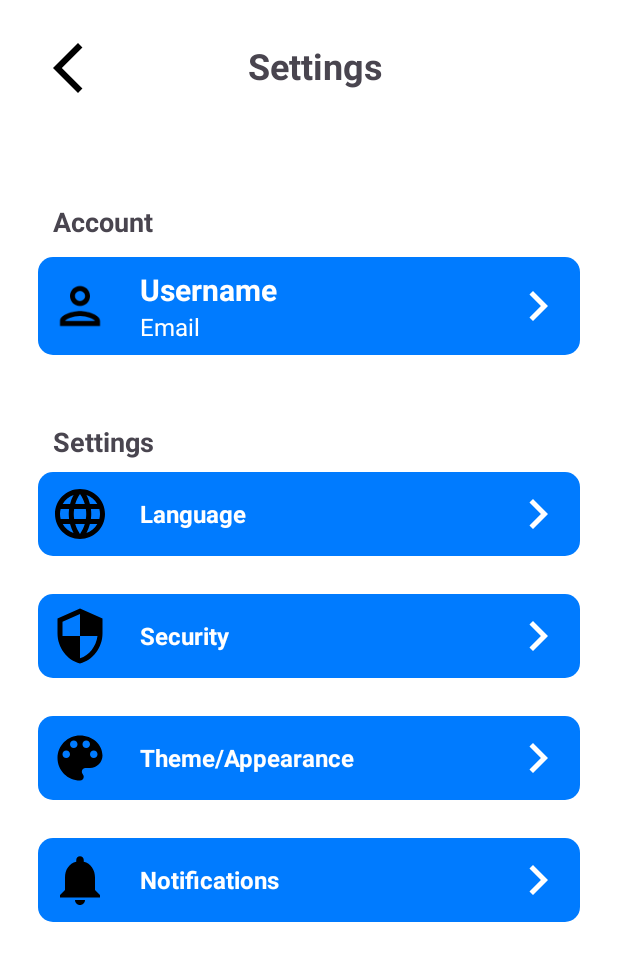
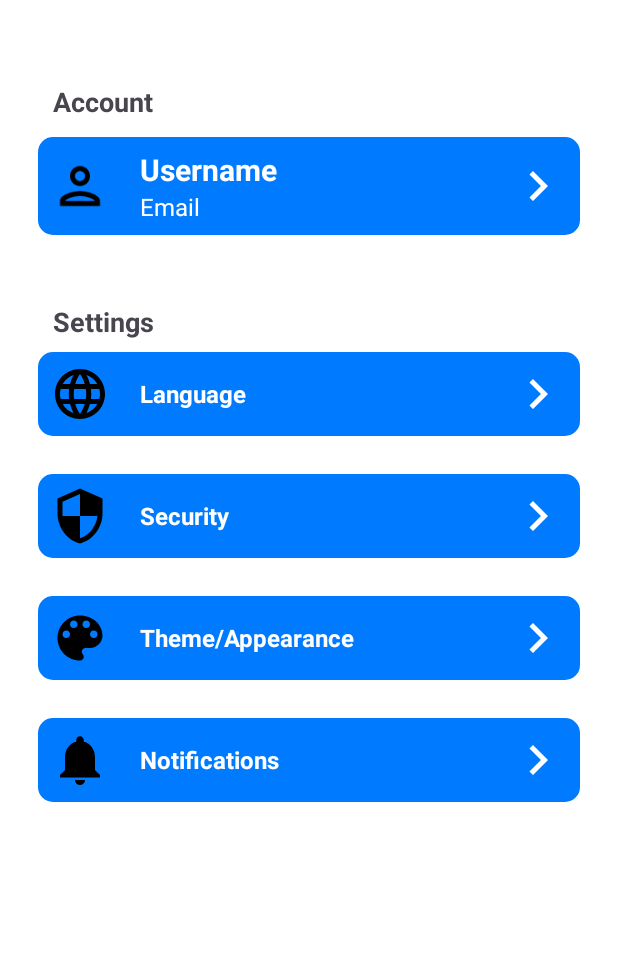
Before and after one commit to system-sculpters/OPSC7312, an Android app: the fragment SettingsFragment shown on its own in the app's theme, on a phone screen of 412 x 824 dp. Shown: the top 961 px of the screen. Run offline under Robolectric (Android 15) with nearby library versions, the phone set to English and light mode, and no system bars.

Commit message:
v2 settings screen

```diff
--- a/app/src/main/java/com/opsc/opsc7312/view/fragment/SettingsFragment.kt
+++ b/app/src/main/java/com/opsc/opsc7312/view/fragment/SettingsFragment.kt
@@ -1,18 +1,39 @@
-package com.opsc.opsc7312.view.fragment
+package com.example.yourapp.fragments
 
 import android.os.Bundle
 import android.view.LayoutInflater
 import android.view.View
 import android.view.ViewGroup
+import android.widget.LinearLayout
 import androidx.fragment.app.Fragment
+import androidx.fragment.app.FragmentTransaction
 import com.opsc.opsc7312.R
-
+import com.yourpackage.LanguageFragment
 
 class SettingsFragment : Fragment() {
-        override fun onCreateView(
-            inflater: LayoutInflater, container: ViewGroup?,
-            savedInstanceState: Bundle?
-        ): View? {
-            return inflater.inflate(R.layout.fragment_settings, container, false)
+
+    override fun onCreateView(
+        inflater: LayoutInflater, container: ViewGroup?,
+        savedInstanceState: Bundle?
+    ): View? {
+        // Inflate the layout for this fragment
+        val view = inflater.inflate(R.layout.fragment_settings, container, false)
+
+        // Find the language section LinearLayout
+        val languageSection = view.findViewById<LinearLayout>(R.id.language_section)
+
+        // Set click listener to navigate to LanguageFragment
+        languageSection.setOnClickListener {
+            // Check if this fragment is attached to an activity
+            if (isAdded) {
+                // Replace the current fragment with LanguageFragment
+                parentFragmentManager.beginTransaction()
+                    .replace(R.id.language_section, LanguageFragment())  // Using LinearLayout as the container
+                    .addToBackStack(null)  // This ensures that the user can navigate back
+                    .commit()
+            }
         }
+
+        return view
     }
+}
--- a/app/src/main/res/layout/fragement_languages.xml
+++ b/app/src/main/res/layout/fragement_languages.xml
@@ -16,10 +16,9 @@
         android:layout_marginBottom="8dp"/>
 
     <Spinner
-        android:id="@+id/spinner_languages"
+        android:id="@+id/language_spinner"
         android:layout_width="match_parent"
         android:layout_height="wrap_content"
-        android:entries="@array/language_array"
+        android:entries="@array/languages_array"
         android:layout_marginBottom="16dp"/>
-
 </LinearLayout>
--- a/app/src/main/res/layout/fragment_settings.xml
+++ b/app/src/main/res/layout/fragment_settings.xml
@@ -9,21 +9,6 @@
     android:background="@android:color/white">
 
     <!-- Title Section -->
-    <ImageView
-        android:layout_width="40dp"
-        android:layout_height="40dp"
-        android:src="@drawable/baseline_arrow_back_ios_new_24"
-        android:contentDescription="Back" />
-
-    <TextView
-        android:layout_width="wrap_content"
-        android:layout_height="wrap_content"
-        android:layout_marginStart="140dp"
-        android:layout_marginTop="-38dp"
-        android:paddingBottom="10dp"
-        android:text="Settings"
-        android:textSize="24sp"
-        android:textStyle="bold"/>
 
     <!-- Account Section -->
     <TextView
@@ -35,7 +20,7 @@
         android:paddingTop="20dp"
         android:paddingBottom="8dp"
         android:layout_marginStart="10dp"
-        android:layout_marginTop="45dp"/>
+        android:layout_marginTop="10dp"/>
 
     <LinearLayout
         android:id="@+id/account_section"
@@ -264,4 +249,6 @@
             android:contentDescription="Arrow"/>
     </LinearLayout>
 
+    <!-- Fragment Container -->
+
 </LinearLayout>
--- a/app/src/main/res/values/strings.xml
+++ b/app/src/main/res/values/strings.xml
@@ -14,7 +14,7 @@
     <string name="contribution_type">Contribution Type</string>
     <string name="deadline">Deadline (optional)</string>
     <string name="edit_goals">Edit Goals</string>
-    <string-array name="language_array">
+    <string-array name="languages_array">
         <item>English</item>
         <item>Zulu</item>
         <item>Afrikaans</item>
```
Also changed, not shown: app/src/main/java/com/opsc/opsc7312/view/fragment/LanguageFragment.kt (+23 -38 lines).
